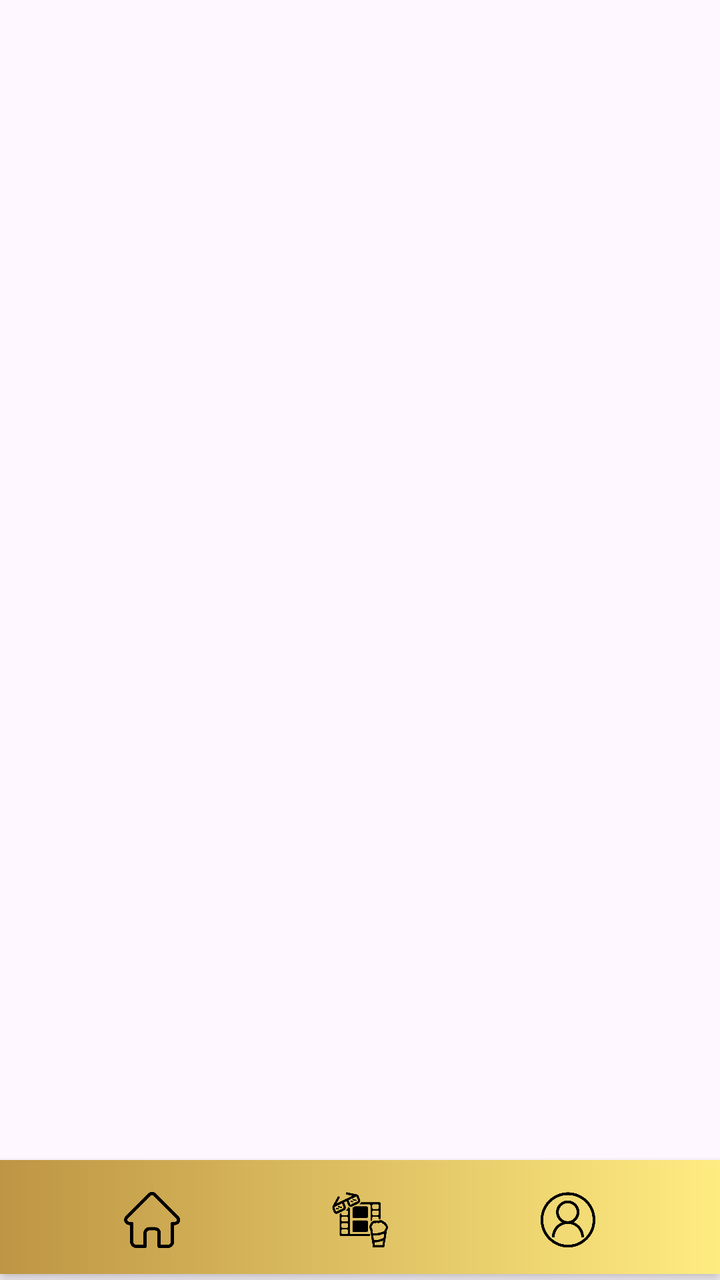
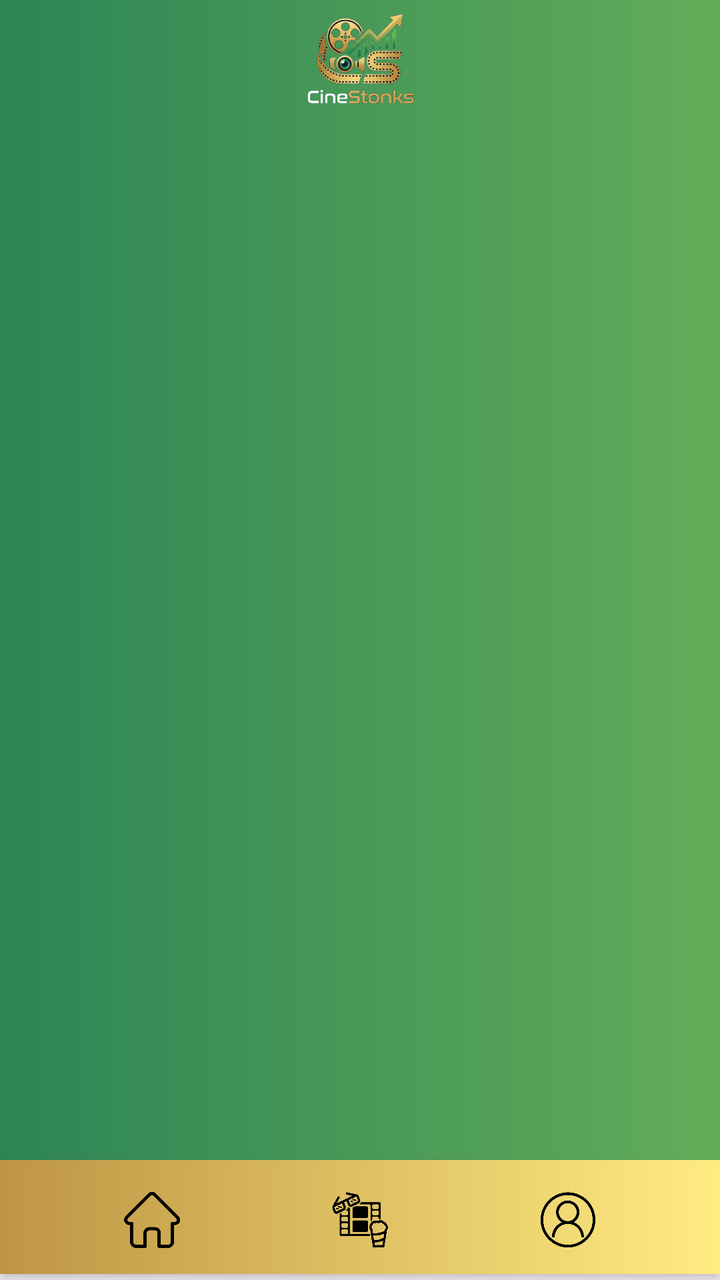

Compare the two renders of this Android layout. The source of the first and the diff that turns it into the second are given below.
<!-- AndroidManifest.xml: application theme Theme.CineStonks -->
<!-- res/layout/activity_main.xml -->
<?xml version="1.0" encoding="utf-8"?>
<androidx.constraintlayout.widget.ConstraintLayout xmlns:android="http://schemas.android.com/apk/res/android"
    xmlns:app="http://schemas.android.com/apk/res-auto"
    xmlns:tools="http://schemas.android.com/tools"
    android:id="@+id/main"
    android:layout_width="match_parent"
    android:layout_height="match_parent"
    tools:context=".MainActivity">

    <FrameLayout
        android:id="@+id/fragment_container"
        android:layout_width="0dp"
        android:layout_height="0dp"
        app:layout_constraintBottom_toTopOf="@+id/layout_actionbar"
        app:layout_constraintEnd_toEndOf="parent"
        app:layout_constraintStart_toStartOf="parent"
        app:layout_constraintTop_toTopOf="parent" />

    <include
        android:id="@+id/layout_actionbar"
        layout="@layout/actionbar_down"
        android:layout_width="match_parent"
        android:layout_height="80dp"
        app:layout_constraintBottom_toBottomOf="parent" />

</androidx.constraintlayout.widget.ConstraintLayout>
<!-- res/layout/actionbar_down.xml (included above) -->
<?xml version="1.0" encoding="utf-8"?>
<androidx.constraintlayout.widget.ConstraintLayout xmlns:android="http://schemas.android.com/apk/res/android"
    xmlns:app="http://schemas.android.com/apk/res-auto"
    xmlns:tools="http://schemas.android.com/tools"
    android:id="@+id/actionbar_down"
    android:layout_width="match_parent"
    android:layout_height="80dp"
    android:clipChildren="false"
    android:layout_gravity="bottom"
    android:clipToPadding="false">

    
    <View
        android:id="@+id/view_bg"
        android:layout_width="match_parent"
        android:layout_height="60dp"
        android:background="@drawable/bg_actionbar_down"
        android:elevation="4dp"
        app:layout_constraintBottom_toBottomOf="parent" />

    <ImageView
        android:id="@+id/iv_home"
        android:layout_width="56dp"
        android:layout_height="56dp"
        android:elevation="8dp"
        android:padding="14dp"
        android:src="@drawable/ic_home"
        app:layout_constraintBottom_toBottomOf="@id/view_bg"
        app:layout_constraintEnd_toStartOf="@+id/iv_buy_tickets"
        app:layout_constraintHorizontal_chainStyle="spread"
        app:layout_constraintStart_toStartOf="parent"
        app:layout_constraintTop_toTopOf="@id/view_bg"
        app:tint="@color/black"
        tools:ignore="ContentDescription" />

    <ImageView
        android:id="@+id/iv_buy_tickets"
        android:layout_width="56dp"
        android:layout_height="56dp"
        android:elevation="8dp"
        android:padding="14dp"
        android:src="@drawable/ic_buy_tickets"
        app:layout_constraintBottom_toBottomOf="@id/view_bg"
        app:layout_constraintEnd_toStartOf="@+id/iv_account"
        app:layout_constraintStart_toEndOf="@+id/iv_home"
        app:layout_constraintTop_toTopOf="@id/view_bg"
        app:tint="@color/black"
        tools:ignore="ContentDescription" />

    <ImageView
        android:id="@+id/iv_account"
        android:layout_width="56dp"
        android:layout_height="56dp"
        android:elevation="8dp"
        android:padding="14dp"
        android:src="@drawable/ic_account"
        app:layout_constraintBottom_toBottomOf="@id/view_bg"
        app:layout_constraintEnd_toEndOf="parent"
        app:layout_constraintStart_toEndOf="@+id/iv_buy_tickets"
        app:layout_constraintTop_toTopOf="@id/view_bg"
        app:tint="@color/black"
        tools:ignore="ContentDescription" />

</androidx.constraintlayout.widget.ConstraintLayout>
<!-- resources referenced by this layout -->
<resources>
  <color name="black">#FF000000</color>
  <!-- drawable bg_actionbar_down (drawable) -->
  <?xml version="1.0" encoding="utf-8"?>
  <layer-list xmlns:android="http://schemas.android.com/apk/res/android">
      <item android:bottom="3dp">
          <shape>
              <gradient
                  android:angle="180"
                  android:endColor="#be9544"
                  android:startColor="#ffec81" />
          </shape>
      </item>
  </layer-list>
  <!-- drawable ic_account: png bitmap (drawable, 78908 bytes) -->
  <!-- drawable ic_buy_tickets: png bitmap (drawable, 81575 bytes) -->
  <!-- drawable ic_home: png bitmap (drawable, 8020 bytes) -->
  <style name="Theme.CineStonks" parent="Base.Theme.CineStonks" />
  <style name="Base.Theme.CineStonks" parent="Theme.Material3.DayNight.NoActionBar">
          
          
      </style>
</resources>

<!-- the commit's change to res/layout/activity_main.xml (unified diff, before → after) -->
@@ -5,16 +5,27 @@
     android:id="@+id/main"
     android:layout_width="match_parent"
     android:layout_height="match_parent"
-    tools:context=".MainActivity">
+    tools:context=".BLL.MainActivity"
+    android:background="@drawable/bg_actionbar_up">
+    <include
+        android:id="@+id/layout_top_bar"
+        layout="@layout/actionbar_top"
+        android:layout_width="match_parent"
+        android:layout_height="60dp"
+        app:layout_constraintTop_toTopOf="parent" />
 
-    <FrameLayout
-        android:id="@+id/fragment_container"
-        android:layout_width="0dp"
+    <androidx.viewpager2.widget.ViewPager2
+        android:id="@+id/viewPagerPosters"
+        android:layout_width="match_parent"
         android:layout_height="0dp"
-        app:layout_constraintBottom_toTopOf="@+id/layout_actionbar"
-        app:layout_constraintEnd_toEndOf="parent"
-        app:layout_constraintStart_toStartOf="parent"
-        app:layout_constraintTop_toTopOf="parent" />
+        android:layout_marginTop="20dp"
+        android:layout_marginBottom="20dp"
+        app:layout_constraintTop_toBottomOf="@id/layout_top_bar"
+        app:layout_constraintBottom_toTopOf="@id/layout_actionbar"
+        android:clipToPadding="false"
+        android:clipChildren="false"
+        android:paddingStart="10dp"
+        android:paddingEnd="10dp" />
 
     <include
         android:id="@+id/layout_actionbar"
@@ -24,6 +35,17 @@
         app:layout_constraintBottom_toBottomOf="parent" />
 
 </androidx.constraintlayout.widget.ConstraintLayout>
+<!-- res/layout/actionbar_top.xml (included above) -->
+<RelativeLayout xmlns:android="http://schemas.android.com/apk/res/android"
+    android:layout_width="match_parent"
+    android:layout_height="match_parent"
+    android:background="@drawable/bg_actionbar_up">
+    <ImageView
+        android:layout_width="150dp"
+        android:layout_height="wrap_content"
+        android:layout_centerInParent="true"
+        android:src="@drawable/foreground" />
+</RelativeLayout>
 <!-- res/layout/actionbar_down.xml (included above) -->
 <?xml version="1.0" encoding="utf-8"?>
 <androidx.constraintlayout.widget.ConstraintLayout xmlns:android="http://schemas.android.com/apk/res/android"
<!-- resource entries referenced after the edit -->
@@ -13,6 +13,19 @@
           </shape>
       </item>
   </layer-list>
+  <!-- drawable bg_actionbar_up (drawable) -->
+  <?xml version="1.0" encoding="utf-8"?>
+  <layer-list xmlns:android="http://schemas.android.com/apk/res/android">
+      <item android:bottom="3dp">
+          <shape>
+              <gradient
+                  android:angle="180"
+                  android:endColor="#2d8556"
+                  android:startColor="#63ad59" />
+          </shape>
+      </item>
+  </layer-list>
+  <!-- drawable foreground: png bitmap (drawable, 133228 bytes) -->
   <!-- drawable ic_account: png bitmap (drawable, 78908 bytes) -->
   <!-- drawable ic_buy_tickets: png bitmap (drawable, 81575 bytes) -->
   <!-- drawable ic_home: png bitmap (drawable, 8020 bytes) -->
